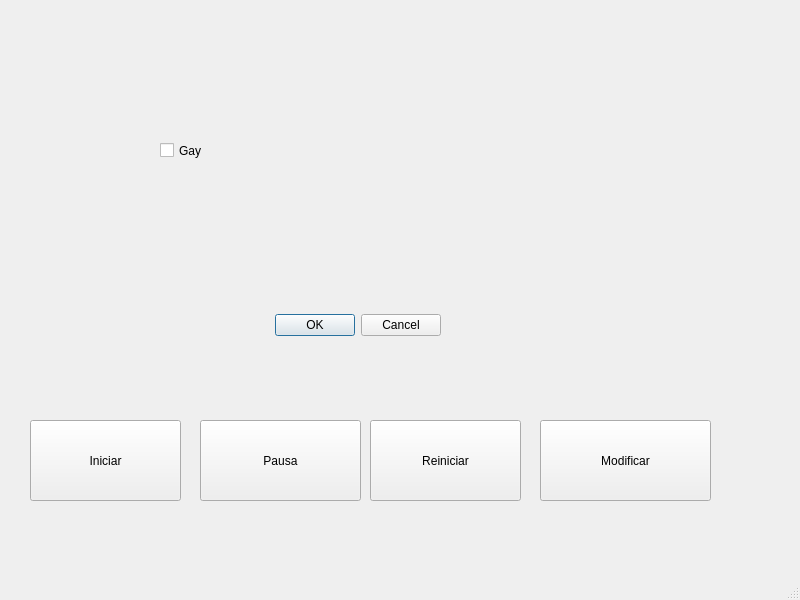
Old version of the form ProyectoGalletas/ventanaprincipal.ui in the repository Huevaldinho/ED-Proyecto1-Galletas.
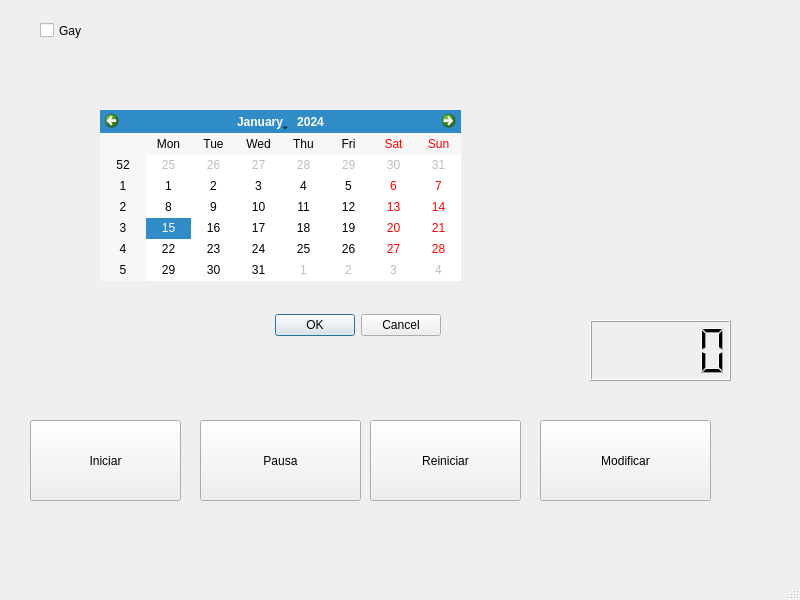
New version of the form.

```diff
--- a/ProyectoGalletas/ventanaprincipal.ui
+++ b/ProyectoGalletas/ventanaprincipal.ui
@@ -69,8 +69,8 @@
    <widget class="QCheckBox" name="checkBox">
     <property name="geometry">
      <rect>
-      <x>160</x>
-      <y>120</y>
+      <x>40</x>
+      <y>0</y>
       <width>61</width>
       <height>61</height>
      </rect>
@@ -92,6 +92,26 @@
      <set>QDialogButtonBox::Cancel|QDialogButtonBox::Ok</set>
     </property>
    </widget>
+   <widget class="QCalendarWidget" name="calendarWidget">
+    <property name="geometry">
+     <rect>
+      <x>100</x>
+      <y>110</y>
+      <width>361</width>
+      <height>171</height>
+     </rect>
+    </property>
+   </widget>
+   <widget class="QLCDNumber" name="lcdNumber">
+    <property name="geometry">
+     <rect>
+      <x>590</x>
+      <y>320</y>
+      <width>141</width>
+      <height>61</height>
+     </rect>
+    </property>
+   </widget>
   </widget>
   <widget class="QMenuBar" name="menubar">
    <property name="geometry">
```
Left out of the diff: 2 changed lines with no effect on the pictures.
